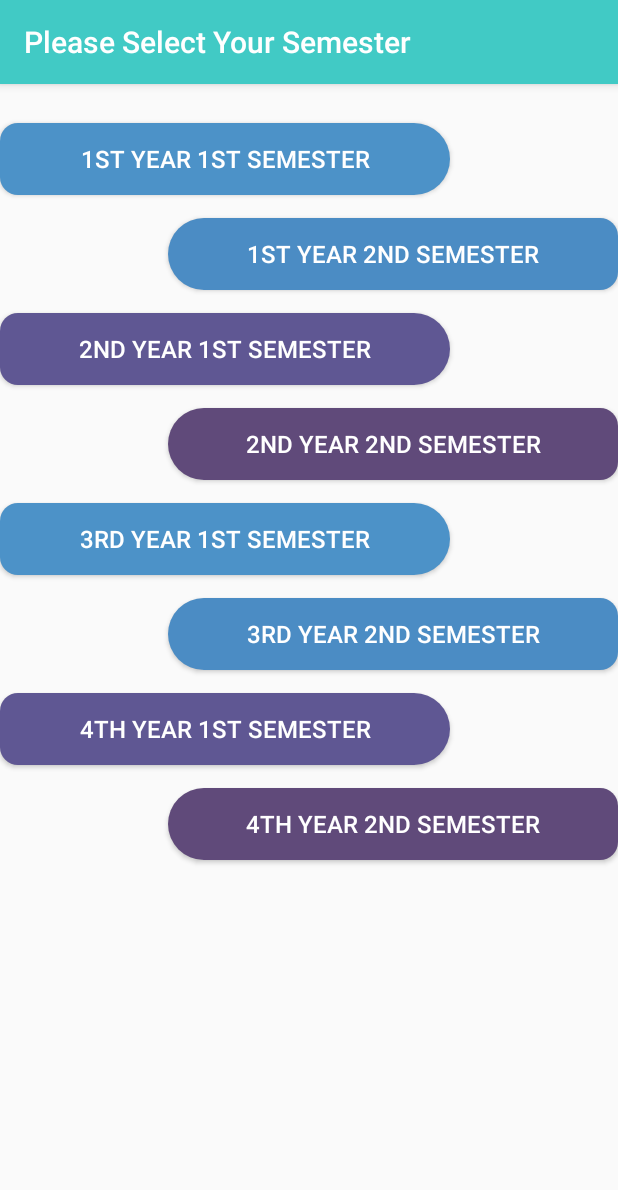
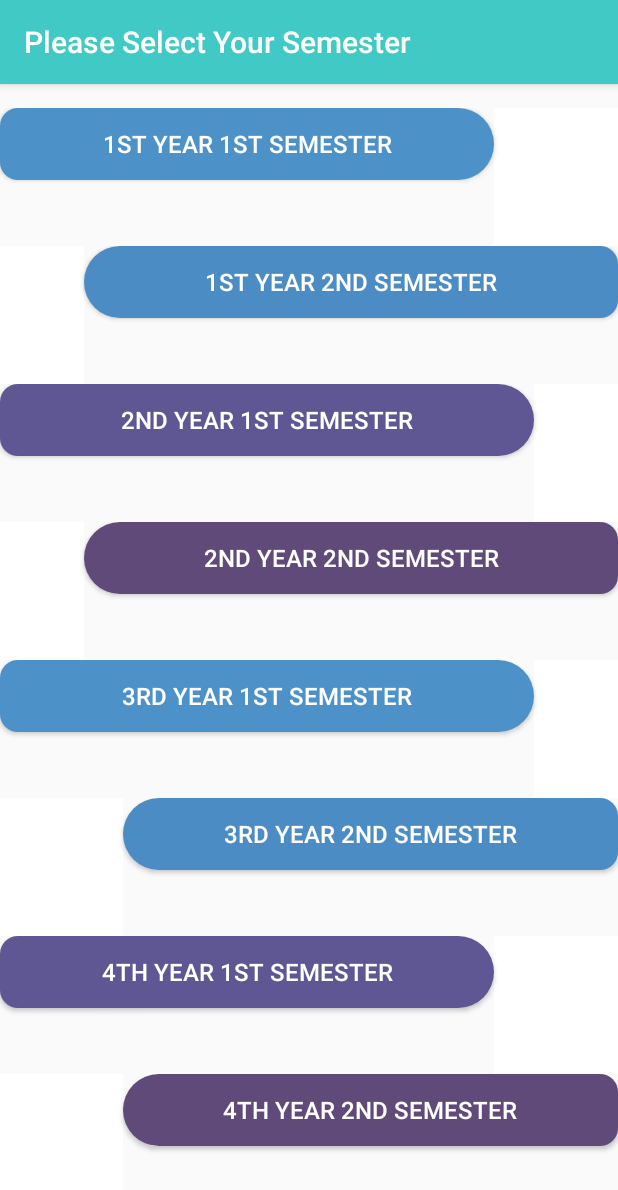
Before and after one commit to shoukhin93/Class-Routine, an Android app: the screen it shows after launch (Home), on a phone screen of 412 x 824 dp. Shown: the top 1190 px of the screen. Run offline under Robolectric (Android 15) with nearby library versions, the phone set to English and light mode, and no system bars; Roboto replaces fonts that are not available here.

Commit message:
Updating responsive UI

```diff
--- a/app/src/main/res/layout/activity_home.xml
+++ b/app/src/main/res/layout/activity_home.xml
@@ -9,99 +9,214 @@
     android:paddingTop="@dimen/activity_vertical_margin"
     tools:context="com.example.routine.Home">
 
+    <LinearLayout
+        android:layout_width="match_parent"
+        android:layout_height="0dp"
+        android:layout_weight="1"
+        android:orientation="horizontal">
+
         <Button
-        android:layout_marginTop="10dp"
             android:id="@+id/button1"
-        android:layout_width="300dp"
+            android:layout_width="0dp"
             android:layout_height="wrap_content"
             android:layout_marginBottom="15dp"
+            android:layout_weight="4"
             android:background="@drawable/button_1"
             android:text="1st Year 1st Semester"
             android:textAllCaps="true"
             android:textColor="@android:color/white"
-        android:textSize="16sp"
+            android:textSize="16sp" />
 
-        />
+        <View
+            android:layout_width="0dp"
+            android:layout_height="match_parent"
+            android:layout_weight="1"
+            android:background="@android:color/white" />
+
+    </LinearLayout>
+
+    <LinearLayout
+        android:layout_width="match_parent"
+        android:layout_height="0dp"
+        android:layout_weight="1"
+        android:orientation="horizontal">
+
+        <View
+            android:layout_width="0dp"
+            android:layout_height="match_parent"
+            android:layout_weight="1"
+            android:background="@android:color/white" />
 
         <Button
             android:id="@+id/button2"
             android:layout_width="300dp"
             android:layout_height="wrap_content"
-        android:layout_gravity="right"
             android:layout_marginBottom="15dp"
+            android:layout_weight="1"
             android:background="@drawable/button_2"
             android:text="1st Year 2nd Semester"
             android:textAllCaps="true"
             android:textColor="@android:color/white"
             android:textSize="16sp" />
 
+    </LinearLayout>
+
+    <LinearLayout
+        android:layout_width="match_parent"
+        android:layout_height="0dp"
+        android:layout_weight="1"
+        android:orientation="horizontal">
+
         <Button
             android:id="@+id/button3"
             android:layout_width="300dp"
             android:layout_height="wrap_content"
             android:layout_marginBottom="15dp"
+            android:layout_weight="1"
             android:background="@drawable/button_3"
             android:text="2nd Year 1st Semester"
             android:textAllCaps="true"
             android:textColor="@android:color/white"
             android:textSize="16sp" />
 
+        <View
+            android:layout_width="0dp"
+            android:layout_height="match_parent"
+            android:layout_weight="1"
+            android:background="@android:color/white" />
+
+    </LinearLayout>
+
+
+    <LinearLayout
+        android:layout_width="match_parent"
+        android:layout_height="0dp"
+        android:layout_weight="1"
+        android:orientation="horizontal">
+
+        <View
+            android:layout_width="0dp"
+            android:layout_height="match_parent"
+            android:layout_weight="1"
+            android:background="@android:color/white" />
+
         <Button
             android:id="@+id/button4"
             android:layout_width="300dp"
             android:layout_height="wrap_content"
-        android:layout_gravity="right"
             android:layout_marginBottom="15dp"
+            android:layout_weight="1"
             android:background="@drawable/button_4"
             android:text="2nd Year 2nd Semester"
             android:textAllCaps="true"
             android:textColor="@android:color/white"
             android:textSize="16sp" />
 
+    </LinearLayout>
+
+    <LinearLayout
+        android:layout_width="match_parent"
+        android:layout_height="0dp"
+        android:layout_weight="1"
+        android:orientation="horizontal">
+
         <Button
             android:id="@+id/button5"
             android:layout_width="300dp"
             android:layout_height="wrap_content"
             android:layout_marginBottom="15dp"
+            android:layout_weight="1"
             android:background="@drawable/button_1"
             android:text="3rd Year 1st Semester"
             android:textAllCaps="true"
             android:textColor="@android:color/white"
             android:textSize="16sp" />
 
+        <View
+            android:layout_width="0dp"
+            android:layout_height="match_parent"
+            android:layout_weight="1"
+            android:background="@android:color/white" />
+
+    </LinearLayout>
+
+    <LinearLayout
+        android:layout_width="match_parent"
+        android:layout_height="0dp"
+        android:layout_weight="1"
+        android:orientation="horizontal">
+
+        <View
+            android:layout_width="0dp"
+            android:layout_height="match_parent"
+            android:layout_weight="1"
+            android:background="@android:color/white" />
+
         <Button
             android:id="@+id/button6"
-        android:layout_width="300dp"
+            android:layout_width="0dp"
             android:layout_height="wrap_content"
-        android:layout_gravity="right"
             android:layout_marginBottom="15dp"
+            android:layout_weight="4"
             android:background="@drawable/button_2"
             android:text="3rd Year 2nd Semester"
             android:textAllCaps="true"
             android:textColor="@android:color/white"
             android:textSize="16sp" />
 
+    </LinearLayout>
+
+    <LinearLayout
+        android:layout_width="match_parent"
+        android:layout_height="0dp"
+        android:layout_weight="1"
+        android:orientation="horizontal">
+
         <Button
             android:id="@+id/button7"
-        android:layout_width="300dp"
+            android:layout_width="0dp"
             android:layout_height="wrap_content"
             android:layout_marginBottom="15dp"
+            android:layout_weight="4"
             android:background="@drawable/button_3"
             android:text="4th Year 1st Semester"
             android:textAllCaps="true"
             android:textColor="@android:color/white"
             android:textSize="16sp" />
 
+        <View
+            android:layout_width="0dp"
+            android:layout_height="match_parent"
+            android:layout_weight="1"
+            android:background="@android:color/white" />
+
+    </LinearLayout>
+    <LinearLayout
+        android:layout_width="match_parent"
+        android:layout_height="0dp"
+        android:layout_weight="1"
+        android:orientation="horizontal">
+
+        <View
+            android:layout_width="0dp"
+            android:layout_height="match_parent"
+            android:layout_weight="1"
+            android:background="@android:color/white" />
+
         <Button
             android:id="@+id/button8"
-        android:layout_width="300dp"
+            android:layout_width="0dp"
             android:layout_height="wrap_content"
-        android:layout_gravity="right"
+            android:layout_weight="4"
             android:background="@drawable/button_4"
             android:text="4th Year 2nd Semester"
             android:textAllCaps="true"
             android:textColor="@android:color/white"
             android:textSize="16sp" />
 
+    </LinearLayout>
+
+
+
 
 </LinearLayout>
```
Also changed, not shown: 18 other files. Lines whose indentation alone changed are shown as unchanged.
